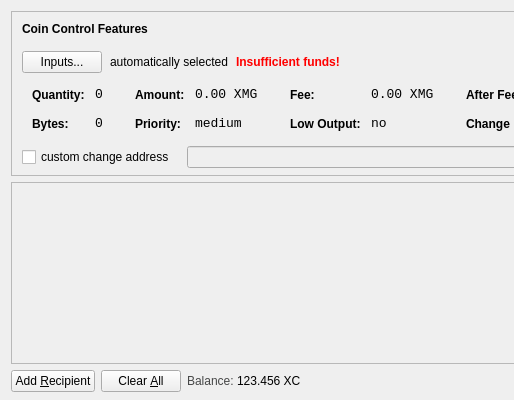
Old version of the form src/qt/forms/sendcoinsdialog.ui in the repository magi-retro/2015-06-22_18-53_x11coin; both pictures show x 0 to 514 and y 0 to 400 of the 850 by 400 pixel window.
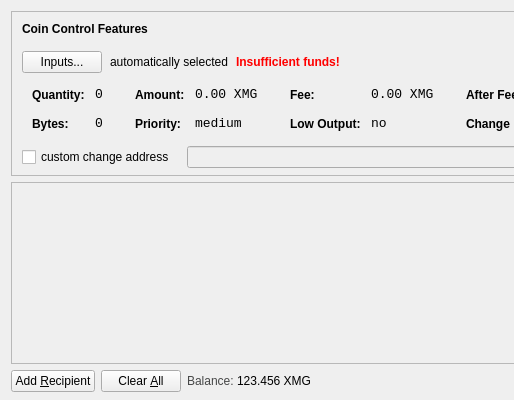
New version of the form. Icons and pictures are not drawn.

Commit message: FORK-MAGI: [REMOVE] [REPLACE-TICKER] Replace from XC to XMG

The edit to the form file:
```diff
--- a/src/qt/forms/sendcoinsdialog.ui
+++ b/src/qt/forms/sendcoinsdialog.ui
@@ -738,7 +738,7 @@
           <string notr="true">#label { color: #464747; }</string>
          </property>
          <property name="text">
-          <string>123.456 XC</string>
+          <string>123.456 XMG</string>
          </property>
          <property name="textInteractionFlags">
           <set>Qt::LinksAccessibleByMouse|Qt::TextSelectableByKeyboard|Qt::TextSelectableByMouse</set>
```
